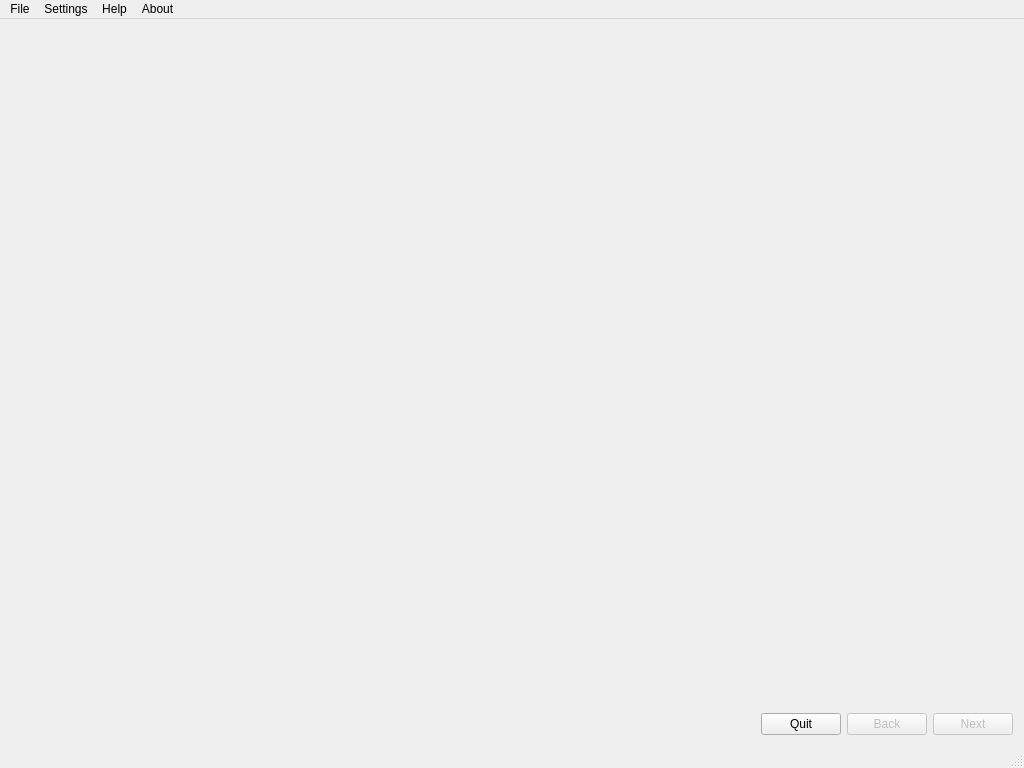
First picture: the form in src/StackedWidget.ui, repository CarloNicolini/Volvux, before the edit.
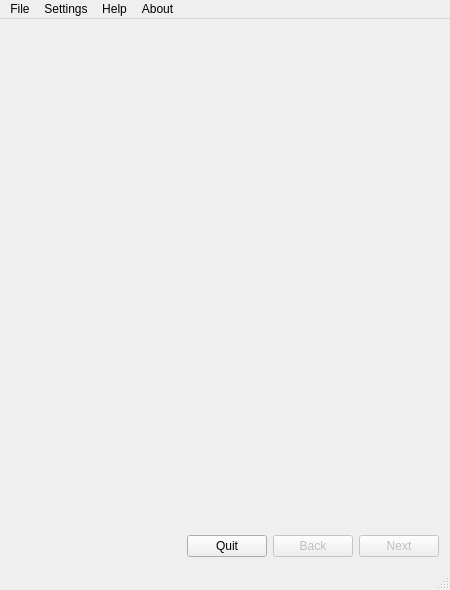
Second picture: the form after the edit.

The edit to the form file:
```diff
--- a/src/StackedWidget.ui
+++ b/src/StackedWidget.ui
@@ -6,20 +6,20 @@
    <rect>
     <x>0</x>
     <y>0</y>
-    <width>1024</width>
-    <height>768</height>
+    <width>450</width>
+    <height>590</height>
    </rect>
   </property>
   <property name="sizePolicy">
-   <sizepolicy hsizetype="Maximum" vsizetype="Maximum">
+   <sizepolicy hsizetype="Preferred" vsizetype="Preferred">
     <horstretch>0</horstretch>
     <verstretch>0</verstretch>
    </sizepolicy>
   </property>
   <property name="minimumSize">
    <size>
-    <width>1024</width>
-    <height>768</height>
+    <width>450</width>
+    <height>590</height>
    </size>
   </property>
   <property name="maximumSize">
@@ -122,8 +122,8 @@
     <rect>
      <x>0</x>
      <y>0</y>
-     <width>1024</width>
-     <height>20</height>
+     <width>450</width>
+     <height>22</height>
     </rect>
    </property>
    <widget class="QMenu" name="menuFile">
```
